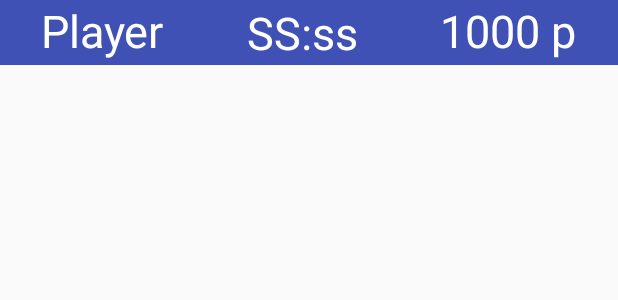
After one commit to riomontana/PartyNonSense, an Android app: the layout activity_game.xml on its own in the app's theme, with its tools: preview values and no code run, on a phone screen of 412 x 824 dp. The commit adds this screen. Shown: the top 300 px of the screen. Run offline under Robolectric (Android 15) with nearby library versions, the phone set to English and light mode, and no system bars.

Commit message:
GameActivity och ingen topbar

```diff
--- a/app/src/main/AndroidManifest.xml
+++ b/app/src/main/AndroidManifest.xml
@@ -8,7 +8,7 @@
         android:label="@string/app_name"
         android:roundIcon="@mipmap/ic_launcher_round"
         android:supportsRtl="true"
-        android:theme="@style/AppTheme">
+        android:theme="@style/Theme.AppCompat.Light.NoActionBar">
         <activity android:name=".MainActivity">
             <intent-filter>
                 <action android:name="android.intent.action.MAIN" />
@@ -16,6 +16,7 @@
                 <category android:name="android.intent.category.LAUNCHER" />
             </intent-filter>
         </activity>
+        <activity android:name=".GameActivity"></activity>
     </application>
 
 </manifest>
--- /dev/null
+++ b/app/src/main/res/layout/activity_game.xml
@@ -0,0 +1,59 @@
+<?xml version="1.0" encoding="utf-8"?>
+<android.support.constraint.ConstraintLayout xmlns:android="http://schemas.android.com/apk/res/android"
+    xmlns:app="http://schemas.android.com/apk/res-auto"
+    xmlns:tools="http://schemas.android.com/tools"
+    android:layout_width="match_parent"
+    android:layout_height="match_parent"
+    tools:context="com.lfo.partynonsense.GameActivity">
+
+    <LinearLayout
+        android:layout_width="match_parent"
+        android:layout_height="wrap_content"
+        android:gravity="center_vertical"
+        android:orientation="horizontal"
+        app:layout_constraintEnd_toEndOf="parent"
+        app:layout_constraintStart_toStartOf="parent"
+        android:background="@color/colorPrimary"
+        app:layout_constraintTop_toTopOf="parent">
+
+        <TextView
+            android:id="@+id/tvPlayer"
+            android:layout_width="wrap_content"
+            android:layout_height="43dp"
+            android:layout_weight="1"
+            android:text="Player"
+            android:textColor="@android:color/white"
+            android:textAlignment="center"
+            android:textSize="30sp"
+            tools:layout_editor_absoluteX="280dp"
+            tools:layout_editor_absoluteY="258dp" />
+
+        <TextView
+            android:id="@+id/clockTimer"
+            android:layout_width="wrap_content"
+            android:layout_height="wrap_content"
+            android:layout_column="2"
+            android:layout_row="0"
+            android:layout_weight="1"
+            android:text="SS:ss"
+            android:textColor="@android:color/white"
+            android:textAlignment="center"
+            android:textSize="30sp"
+            tools:layout_editor_absoluteX="38dp"
+            tools:layout_editor_absoluteY="207dp" />
+
+        <TextView
+            android:id="@+id/tvScore"
+            android:layout_width="wrap_content"
+            android:layout_height="43dp"
+            android:layout_weight="1"
+            android:text="1000 p"
+            android:textColor="@android:color/white"
+            android:textAlignment="center"
+            android:textSize="30sp"
+            tools:layout_editor_absoluteX="280dp"
+            tools:layout_editor_absoluteY="258dp" />
+
+    </LinearLayout>
+
+</android.support.constraint.ConstraintLayout>
```
Also changed, not shown: app/src/main/java/com/lfo/partynonsense/GameActivity.java (added, +40 -0 lines), app/src/main/java/com/lfo/partynonsense/MainActivity.java (+16 -1 lines), app/src/main/res/layout/activity_main.xml (+17 -0 lines).
